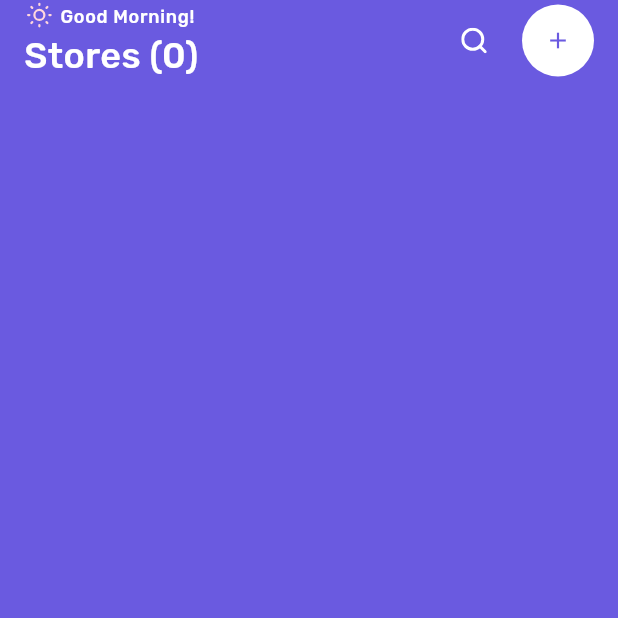
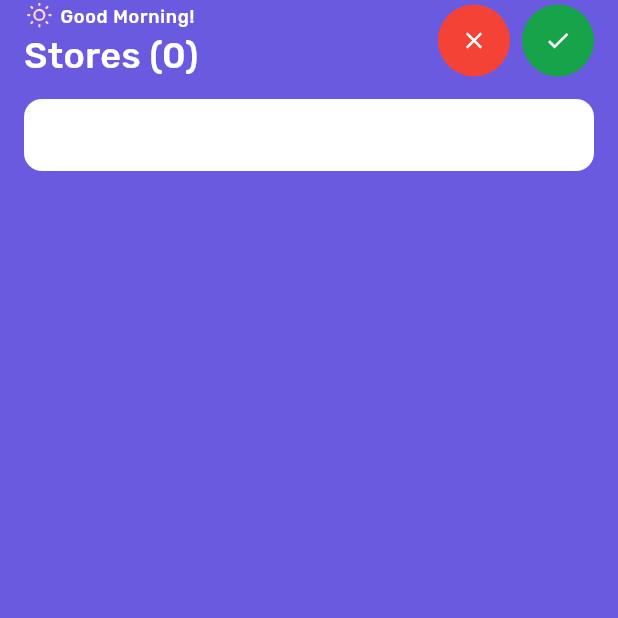
Before and after one commit to Nikola0111/shopengo, a Flutter app: the screen it shows after launch, after a tap on the "add" icon, on a phone screen of 412 x 824 dp, the top half of it. Run offline on Flutter 3.47's test engine with Material 3 defaults, Android fonts, the phone set to English and light mode, and no system bars; our stand-ins replace drift, drift_flutter, easy_localization, equatable, flutter_bloc, flutter_svg and 4 more; accounts and stored records are empty; generated files the repository leaves out were written again.

Commit message:
implemented creating stores

```diff
--- a/lib/core/presentation/style/custom_colors.dart
+++ b/lib/core/presentation/style/custom_colors.dart
@@ -7,28 +7,54 @@ class CustomColors {
   Color get primary => Theme.of(_context).extension<CustomColorScheme>()!.primary!;
   Color get background => Theme.of(_context).extension<CustomColorScheme>()!.background!;
   Color get primaryText => Theme.of(_context).extension<CustomColorScheme>()!.primaryText!;
+  Color get secondaryText => Theme.of(_context).extension<CustomColorScheme>()!.secondaryText!;
+  Color get cancel => Theme.of(_context).extension<CustomColorScheme>()!.cancel!;
+  Color get confirm => Theme.of(_context).extension<CustomColorScheme>()!.confirm!;
 }
 
 @immutable
 class CustomColorScheme extends ThemeExtension<CustomColorScheme> {
-  const CustomColorScheme({required this.primary, required this.background, required this.primaryText});
+  const CustomColorScheme({
+    required this.primary,
+    required this.background,
+    required this.primaryText,
+    required this.secondaryText,
+    required this.cancel,
+    required this.confirm,
+  });
 
   const CustomColorScheme.classic({
     this.primary = const Color(0xFF6A5AE0),
     this.background = const Color(0xFFFFFFFF),
     this.primaryText = const Color(0xFFFFFFFF),
+    this.secondaryText = Colors.black,
+    this.cancel = Colors.red,
+    this.confirm = const Color(0xFF16A34A),
   });
 
   final Color? primary;
   final Color? background;
   final Color? primaryText;
+  final Color? secondaryText;
+  final Color? cancel;
+  final Color? confirm;
 
   @override
-  ThemeExtension<CustomColorScheme> copyWith({Color? primary, Color? background, Color? primaryText}) {
+  ThemeExtension<CustomColorScheme> copyWith({
+    Color? primary,
+    Color? background,
+    Color? primaryText,
+    Color? secondaryText,
+    Color? cancel,
+    Color? confirm,
+  }) {
     return CustomColorScheme(
       primary: primary ?? this.primary,
       background: background ?? this.background,
       primaryText: primaryText ?? this.primaryText,
+      secondaryText: secondaryText ?? this.secondaryText,
+      cancel: cancel ?? this.cancel,
+      confirm: confirm ?? this.confirm,
     );
   }
 
@@ -41,6 +67,9 @@ class CustomColorScheme extends ThemeExtension<CustomColorScheme> {
       primary: Color.lerp(primary, other.primary, t),
       background: Color.lerp(background, other.background, t),
       primaryText: Color.lerp(primaryText, other.primaryText, t),
+      secondaryText: Color.lerp(secondaryText, other.secondaryText, t),
+      cancel: Color.lerp(cancel, other.cancel, t),
+      confirm: Color.lerp(confirm, other.confirm, t),
     );
   }
 }
--- /dev/null
+++ b/lib/core/presentation/widgets/rounded_button.dart
@@ -0,0 +1,29 @@
+import 'package:flutter/material.dart';
+import 'package:shopengo/core/presentation/style/custom_colors.dart';
+
+class RoundedButton extends StatelessWidget {
+  const RoundedButton({
+    required this.icon,
+    required this.backgroundColor,
+    required this.iconColor,
+    required this.onPressed,
+    super.key,
+  });
+  final IconData icon;
+  final Color backgroundColor;
+  final Color iconColor;
+  final VoidCallback onPressed;
+
+  @override
+  Widget build(BuildContext context) {
+    return SizedBox(
+      width: 48,
+      height: 48,
+      child: TextButton(
+        style: ButtonStyle(backgroundColor: WidgetStatePropertyAll(backgroundColor)),
+        onPressed: onPressed,
+        child: Icon(icon, color: iconColor),
+      ),
+    );
+  }
+}
--- a/lib/feature/home/domain/cubit/home_bloc.dart
+++ b/lib/feature/home/domain/cubit/home_bloc.dart
@@ -9,6 +9,18 @@ class HomeBloc extends Bloc<HomeEvent, HomeState> {
       final stores = await _storeRepository.getAllStores();
       emit(HomeStoresReadyState(stores: stores));
     });
+
+    on<HomeCreatingStoreEvent>((event, emit) async {
+      final currState = state;
+      if (currState is HomeStoresReadyState) {
+        emit(HomeCreatingStoreState(stores: currState.stores));
+      }
+    });
+
+    on<HomeSubmitNewStoreEvent>((event, emit) async {
+      await _storeRepository.createStore(event.storeName);
+      add(LoadStoresEvent());
+    });
   }
 
   final StoreRepository _storeRepository;
--- a/lib/feature/home/domain/cubit/home_event.dart
+++ b/lib/feature/home/domain/cubit/home_event.dart
@@ -14,3 +14,16 @@ class StoresFetchedEvent extends HomeEvent {
   @override
   List<Object?> get props => [];
 }
+
+class HomeCreatingStoreEvent extends HomeEvent {
+  @override
+  List<Object?> get props => [];
+}
+
+class HomeSubmitNewStoreEvent extends HomeEvent {
+  HomeSubmitNewStoreEvent({required this.storeName});
+  final String storeName;
+
+  @override
+  List<Object?> get props => [];
+}
--- a/lib/feature/home/domain/cubit/home_state.dart
+++ b/lib/feature/home/domain/cubit/home_state.dart
@@ -2,19 +2,39 @@ import 'package:equatable/equatable.dart';
 import 'package:shopengo/feature/home/domain/model/store_model.dart';
 
 abstract class HomeState extends Equatable {
+  const HomeState({required this.stores});
+
+  final List<StoreModel> stores;
+
   @override
   List<Object?> get props => [];
 }
 
 class HomeLoadingState extends HomeState {
+  HomeLoadingState() : super(stores: <StoreModel>[]);
+
   @override
   List<Object?> get props => [];
 }
 
 class HomeStoresReadyState extends HomeState {
-  HomeStoresReadyState({required this.stores});
-  final List<StoreModel> stores;
+  const HomeStoresReadyState({required super.stores});
 
   @override
   List<Object?> get props => [stores];
 }
+
+class HomeCreatingStoreState extends HomeState {
+  const HomeCreatingStoreState({required super.stores});
+
+  @override
+  List<Object?> get props => [stores];
+}
+
+class HomeSearchingStoresState extends HomeState {
+  const HomeSearchingStoresState({required super.stores, required this.query});
+  final String query;
+
+  @override
+  List<Object?> get props => [stores, query];
+}
--- a/lib/feature/home/presentation/home_screen.dart
+++ b/lib/feature/home/presentation/home_screen.dart
@@ -7,10 +7,18 @@ import 'package:shopengo/feature/home/domain/cubit/home_bloc.dart';
 import 'package:shopengo/feature/home/domain/cubit/home_event.dart';
 import 'package:shopengo/feature/home/domain/cubit/home_state.dart';
 import 'package:shopengo/feature/home/presentation/widgets/home_app_bar.dart';
+import 'package:shopengo/feature/home/presentation/widgets/home_text_field.dart';
 
-class HomeScreen extends StatelessWidget {
+class HomeScreen extends StatefulWidget {
   const HomeScreen({super.key});
   static const path = 'home';
+
+  @override
+  State<HomeScreen> createState() => _HomeScreenState();
+}
+
+class _HomeScreenState extends State<HomeScreen> {
+  final _homeTextFieldController = TextEditingController();
 
   @override
   Widget build(BuildContext context) {
@@ -18,15 +26,35 @@ class HomeScreen extends StatelessWidget {
       backgroundColor: CustomColors.of(context).primary,
       body: BlocProvider<HomeBloc>(
         create: (context) => HomeBloc(container.resolve<StoreRepositoryImpl>())..add(LoadStoresEvent()),
-        child: BlocBuilder<HomeBloc, HomeState>(
+        child: BlocConsumer<HomeBloc, HomeState>(
+          listener: (context, state) {
+            if (state is HomeCreatingStoreState) {
+              _homeTextFieldController.clear();
+            }
+          },
           builder: (context, state) {
-            if (state is HomeStoresReadyState) {
+            if (state is HomeStoresReadyState || state is HomeCreatingStoreState) {
               return SafeArea(
                 child: Padding(
                   padding: const EdgeInsets.symmetric(horizontal: 16),
                   child: Column(
                     children: [
-                      HomeAppBar(totalStores: state.stores.length),
+                      HomeAppBar(
+                        totalStores: state.stores.length,
+                        isCreating: state is HomeCreatingStoreState,
+                        isSearching: state is HomeSearchingStoresState,
+                        onAddPressed: () => context.read<HomeBloc>().add(HomeCreatingStoreEvent()),
+                        onSearchPressed: () {},
+                        onCancel: () => _onCancel(context),
+                        onCreateStore: () => _onCreateStore(context),
+                      ),
+                      const SizedBox(height: 12),
+                      HomeTextField(
+                        isVisible: state is HomeCreatingStoreState,
+                        onDone: () {},
+                        controller: _homeTextFieldController,
+                        onChanged: (value) {},
+                      ),
                     ],
                   ),
                 ),
@@ -39,4 +67,19 @@ class HomeScreen extends StatelessWidget {
       ),
     );
   }
+
+  void _onCancel(BuildContext context) {
+    _onFieldCollapse();
+    context.read<HomeBloc>().add(LoadStoresEvent());
+  }
+
+  void _onCreateStore(BuildContext context) {
+    context.read<HomeBloc>().add(HomeSubmitNewStoreEvent(storeName: _homeTextFieldController.text));
+    _onFieldCollapse();
+  }
+
+  void _onFieldCollapse() {
+    _homeTextFieldController.clear();
+    FocusScope.of(context).unfocus();
+  }
 }
--- a/lib/feature/home/presentation/widgets/home_app_bar.dart
+++ b/lib/feature/home/presentation/widgets/home_app_bar.dart
@@ -2,12 +2,29 @@ import 'package:easy_localization/easy_localization.dart';
 import 'package:flutter/material.dart';
 import 'package:shopengo/core/presentation/style/custom_colors.dart';
 import 'package:shopengo/core/presentation/style/custom_text_styles.dart';
+import 'package:shopengo/core/presentation/widgets/rounded_button.dart';
 import 'package:shopengo/generated/assets.gen.dart';
 import 'package:shopengo/generated/locale_keys.g.dart';
 
 class HomeAppBar extends StatelessWidget {
-  const HomeAppBar({required this.totalStores, super.key});
+  const HomeAppBar({
+    required this.totalStores,
+    required this.isCreating,
+    required this.isSearching,
+    required this.onAddPressed,
+    required this.onSearchPressed,
+    required this.onCancel,
+    required this.onCreateStore,
+    super.key,
+  });
+
   final int totalStores;
+  final bool isCreating;
+  final bool isSearching;
+  final VoidCallback onAddPressed;
+  final VoidCallback onSearchPressed;
+  final VoidCallback onCancel;
+  final VoidCallback onCreateStore;
 
   static const TimeOfDay _morningStart = TimeOfDay(hour: 6, minute: 0);
   static const TimeOfDay _afternoonStart = TimeOfDay(hour: 12, minute: 0);
@@ -19,6 +36,23 @@ class HomeAppBar extends StatelessWidget {
       children: [
         Expanded(child: _InfoSection(totalStores: totalStores)),
         const Spacer(),
+        if (isCreating) ...[
+          RoundedButton(
+            icon: Icons.close,
+            backgroundColor: CustomColors.of(context).cancel,
+            iconColor: CustomColors.of(context).background,
+            onPressed: onCancel,
+          ),
+          const SizedBox(width: 8),
+          RoundedButton(
+            icon: Icons.check,
+            backgroundColor: CustomColors.of(context).confirm,
+            iconColor: CustomColors.of(context).background,
+            onPressed: onCreateStore,
+          ),
+        ],
+        if (isSearching) ...[],
+        if (!isCreating && !isSearching) ...[
           SizedBox(
             width: 48,
             height: 48,
@@ -28,15 +62,13 @@ class HomeAppBar extends StatelessWidget {
             ),
           ),
           const SizedBox(width: 8),
-        SizedBox(
-          width: 48,
-          height: 48,
-          child: TextButton(
-            style: ButtonStyle(backgroundColor: WidgetStatePropertyAll(CustomColors.of(context).background)),
-            onPressed: () {},
-            child: Icon(Icons.add, color: CustomColors.of(context).primary),
+          RoundedButton(
+            icon: Icons.add,
+            backgroundColor: CustomColors.of(context).background,
+            iconColor: CustomColors.of(context).primary,
+            onPressed: onAddPressed,
           ),
-        ),
+        ],
       ],
     );
   }
--- /dev/null
+++ b/lib/feature/home/presentation/widgets/home_text_field.dart
@@ -0,0 +1,44 @@
+import 'package:flutter/material.dart';
+import 'package:shopengo/core/presentation/style/custom_colors.dart';
+import 'package:shopengo/core/presentation/style/custom_text_styles.dart';
+
+class HomeTextField extends StatelessWidget {
+  const HomeTextField({
+    required this.isVisible,
+    required this.onDone,
+    required this.controller,
+    required this.onChanged,
+    super.key,
+  });
+  final TextEditingController controller;
+  final bool isVisible;
+  final VoidCallback onDone;
+  final ValueChanged<String?> onChanged;
+
+  static const _duration = Duration(milliseconds: 150);
+
+  @override
+  Widget build(BuildContext context) {
+    return AnimatedContainer(
+      height: isVisible ? 48 : 0,
+      duration: _duration,
+      curve: Curves.easeIn,
+      child: TextFormField(
+        controller: controller,
+        onChanged: onChanged,
+        style: CustomTextStyles.of(context)
+            .regular18
+            .copyWith(height: 1.01, color: CustomColors.of(context).secondaryText),
+        onFieldSubmitted: (_) => onDone(),
+        decoration: InputDecoration(
+          border: OutlineInputBorder(
+            borderRadius: BorderRadius.circular(12),
+            borderSide: BorderSide.none,
+          ),
+          fillColor: CustomColors.of(context).background,
+          filled: true,
+        ),
+      ),
+    );
+  }
+}
```
Lines whose indentation alone changed are shown as unchanged.
